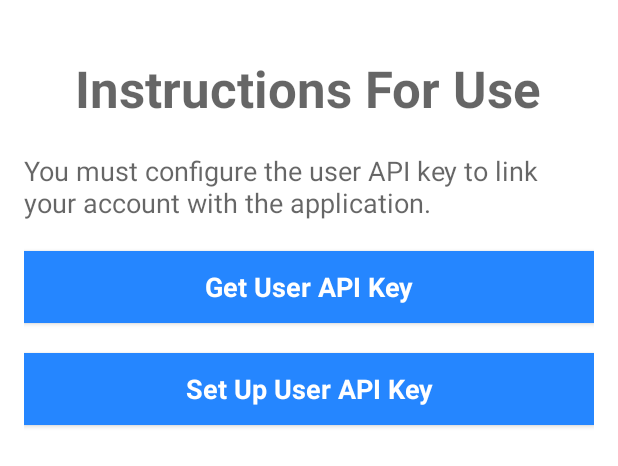
After one commit to nfdz/Saved.ioPlusPlus, an Android app: the layout fragment_intro_instructions.xml on its own in the app's theme, with its tools: preview values and no code run, on a phone screen of 412 x 824 dp. The commit adds this screen. Shown: the top 466 px of the screen. Run offline under Robolectric (Android 15) with nearby library versions, the phone set to English and light mode, and no system bars.

Commit message:
implement intro activity

```diff
--- a/Saved.io++/app/build.gradle
+++ b/Saved.io++/app/build.gradle
@@ -42,5 +42,6 @@ dependencies {
     compile 'io.realm:android-adapters:1.3.0'
     compile 'com.android.support:support-v4:25.3.0'
     compile 'com.android.support:support-vector-drawable:25.3.0'
+    compile 'com.github.paolorotolo:appintro:4.1.0'
     annotationProcessor 'com.jakewharton:butterknife-compiler:8.5.1'
 }
--- a/Saved.io++/app/src/main/java/io/github/nfdz/savedio/SettingsFragment.java
+++ b/Saved.io++/app/src/main/java/io/github/nfdz/savedio/SettingsFragment.java
@@ -12,7 +12,6 @@ import android.support.v7.preference.PreferenceFragmentCompat;
 import android.support.v7.preference.PreferenceScreen;
 
 import io.github.nfdz.savedio.sync.SyncUtils;
-import io.github.nfdz.savedio.utils.TasksUtils;
 
 public class SettingsFragment extends PreferenceFragmentCompat implements
         SharedPreferences.OnSharedPreferenceChangeListener {
--- /dev/null
+++ b/Saved.io++/app/src/main/res/layout/fragment_intro_instructions.xml
@@ -0,0 +1,62 @@
+<?xml version="1.0" encoding="utf-8"?>
+<android.support.v4.widget.NestedScrollView
+    xmlns:android="http://schemas.android.com/apk/res/android"
+    android:layout_width="match_parent"
+    android:layout_height="match_parent"
+    android:orientation="vertical"
+    android:background="@color/white"
+    android:paddingBottom="@dimen/activity_vertical_padding"
+    android:paddingLeft="@dimen/activity_horizontal_padding"
+    android:paddingRight="@dimen/activity_horizontal_padding"
+    android:paddingTop="@dimen/activity_vertical_padding">
+
+    <LinearLayout
+        android:orientation="vertical"
+        android:layout_width="match_parent"
+        android:layout_height="match_parent">
+
+        <TextView
+            android:layout_width="wrap_content"
+            android:layout_height="wrap_content"
+            android:layout_gravity="center_horizontal"
+            android:layout_marginTop="20dp"
+            android:textAppearance="@style/TextAppearance.AppCompat.Display1"
+            android:textStyle="bold"
+            android:text="@string/intro_instructions_title" />
+
+        <TextView
+            android:layout_width="wrap_content"
+            android:layout_height="wrap_content"
+            android:layout_gravity="start"
+            android:textAlignment="viewStart"
+            android:layout_marginTop="20dp"
+            android:textAppearance="@style/TextAppearance.AppCompat.Medium"
+            android:text="@string/intro_instructions_msg" />
+
+        <Button
+            android:id="@+id/bt_intro_web_api"
+            android:layout_width="match_parent"
+            android:layout_height="wrap_content"
+            android:layout_gravity="center"
+            android:layout_marginTop="20dp"
+            android:textStyle="bold"
+            android:textAppearance="@style/TextAppearance.AppCompat.Medium"
+            android:background="@drawable/touch_selector_dark"
+            android:textColor="@color/white"
+            android:text="@string/intro_instructions_web_button"/>
+
+        <Button
+            android:id="@+id/bt_intro_set_api"
+            android:layout_width="match_parent"
+            android:layout_height="wrap_content"
+            android:layout_gravity="center"
+            android:layout_marginTop="20dp"
+            android:textStyle="bold"
+            android:textAppearance="@style/TextAppearance.AppCompat.Medium"
+            android:text="@string/intro_instructions_settings_button"
+            android:background="@drawable/touch_selector_dark"
+            android:textColor="@color/white"
+            android:layout_marginBottom="60dp"/>
+
+    </LinearLayout>
+</android.support.v4.widget.NestedScrollView>
--- a/Saved.io++/app/src/main/res/values/strings.xml
+++ b/Saved.io++/app/src/main/res/values/strings.xml
@@ -6,12 +6,24 @@
 
     <string name="action_settings">Settings</string>
 
+    <!-- Strings related to introduction activity -->
+    <string name="intro_done_button">Ok</string>
+
+    <string name="intro_warning_title">Warning</string>
+    <string name="intro_warning_msg">There is an important problem with list management. If you add a bookmark to a list from another device, the application will not be able to associate this new bookmark with the list. This is because the service administrator does not expose this information to third parties through its API. For now, it is necessary to edit these bookmarks in the application to add them to the desired list.</string>
+    <string name="intro_warning_apologies">Sorry 😢</string>
+
+    <string name="intro_instructions_title">Instructions For Use</string>
+    <string name="intro_instructions_msg">You must configure the user API key to link your account with the application.</string>
+    <string name="intro_instructions_web_button">Get User API Key</string>
+    <string name="intro_instructions_web_button_unable_format" formatted="false">Unable to open %s</string>
+    <string name="intro_instructions_settings_button">Set Up User API Key</string>
+
     <!-- Strings related to notifications -->
     <string name="notification_list_format_long" formatted="false">%s bookmark list has changes.</string>
     <string name="notification_list_format_short" formatted="false">%s list changes.</string>
     <string name="notification_several_lists_long">There are bookmark changes in some lists.</string>
     <string name="notification_several_lists_short">Bookmark lists changes.</string>
-
 
     <!-- Strings related to sync service -->
     <string name="sync_summary_format" formatted="false">%d removed, %d created and %d updated.</string>
--- a/Saved.io++/app/src/main/res/xml/widget_info_favorites.xml
+++ b/Saved.io++/app/src/main/res/xml/widget_info_favorites.xml
@@ -4,4 +4,5 @@
     android:minHeight="@dimen/widget_favorites_default_height"
     android:minWidth="@dimen/widget_favorites_default_width"
     android:updatePeriodMillis="0"
-    android:previewImage="@drawable/ic_logo_launcher"/>
+    android:previewImage="@drawable/ic_logo_launcher"
+    android:resizeMode="horizontal|vertical"/>
--- a/Saved.io++/build.gradle
+++ b/Saved.io++/build.gradle
@@ -3,6 +3,7 @@
 buildscript {
     repositories {
         jcenter()
+        mavenCentral()
     }
     dependencies {
         classpath 'com.android.tools.build:gradle:2.3.1'
```
Also changed, not shown: Saved.io++/app/src/main/AndroidManifest.xml (+15 -5 lines), Saved.io++/app/src/main/java/io/github/nfdz/savedio/IntroActivity.java (added, +105 -0 lines), Saved.io++/app/src/main/java/io/github/nfdz/savedio/MainActivity.java (+11 -0 lines), Saved.io++/app/src/main/java/io/github/nfdz/savedio/data/PreferencesUtils.java (+25 -2 lines), Saved.io++/app/src/main/res/layout/fragment_intro_warning.xml (added, +47 -0 lines), 1 other file.
